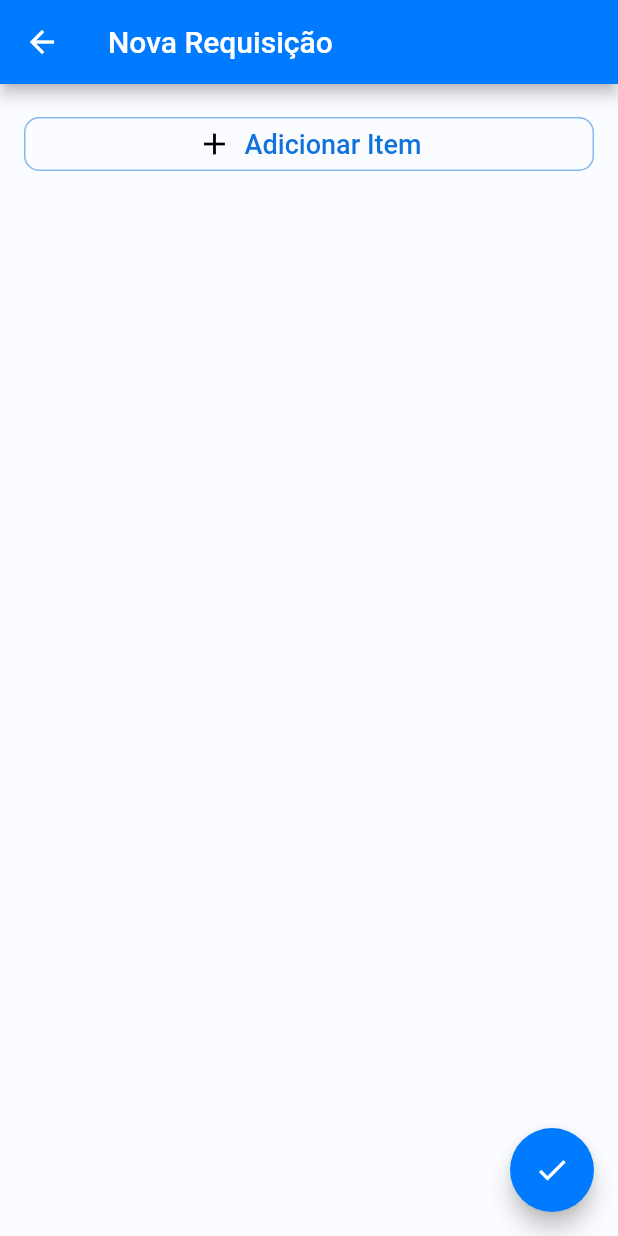
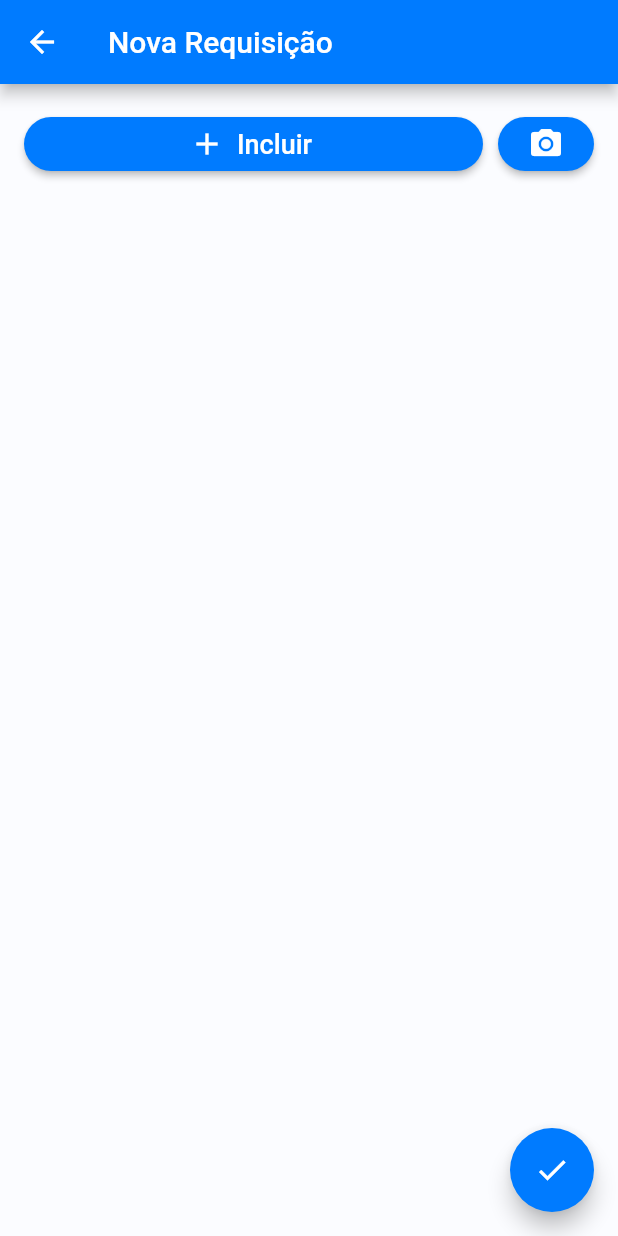
Before and after one commit to SENAI-ads-group/almox-mobile, a Flutter app: the CriarRequisicaoPage screen opened by its route, on a phone screen of 412 x 824 dp. Run offline on Flutter 3.47's test engine with Material 2 defaults, Android fonts, the light colour scheme and no system bars.

Commit message:
Definicao do fluxo de pesquisar e adicionar produtos na requisicao

```diff
--- a/lib/src/pages/criar_requisicao/criar_requisicao_page.dart
+++ b/lib/src/pages/criar_requisicao/criar_requisicao_page.dart
@@ -1,6 +1,7 @@
 import 'package:almox_mobile/src/model/produto_model.dart';
 import 'package:flutter/material.dart';
 import 'package:almox_mobile/src/widgets/botao_acao_widget.dart';
+import 'package:almox_mobile/src/widgets/card_produto/botoes_adicionar_remover.dart';
 
 class CriarRequisicaoPage extends StatefulWidget {
   const CriarRequisicaoPage({Key? key}) : super(key: key);
@@ -33,34 +34,8 @@ class _CriarRequisicaoPageState extends State<CriarRequisicaoPage> {
               onTap: () => {},
               title: Text(produto.descricao),
               subtitle: Text(produto.grupo.descricao),
-              trailing: Wrap(
-                runSpacing: 0,
-                spacing: 0,
-                children: <Widget>[
-                  IconButton(
-                    onPressed: () {},
-                    icon: Icon(
-                      Icons.remove_circle_outlined,
-                      color: Color.fromRGBO(220, 38, 38, 1),
-                      size: 25,
-                    ),
-                  ),
-                  SizedBox(
-                      child: SizedBox(
-                          width: 45,
-                          child: TextField(
-                            textAlign: TextAlign.center,
-                          ))),
-                  IconButton(
-                    onPressed: () {},
-                    icon: Icon(
-                      Icons.add_circle_outlined,
-                      color: Colors.green,
-                      size: 25,
-                    ),
-                  ),
-                ],
-              )),
+              trailing: BotoesAdicionarRemoverProduto(
+                  onRemoverPressed: () {}, onAdicionarPressed: () {})),
         );
 
     return Scaffold(
@@ -77,11 +52,32 @@ class _CriarRequisicaoPageState extends State<CriarRequisicaoPage> {
                   Row(
                     children: [
                       Expanded(
-                        child: BotaoAcao(
-                            onPressed: _pesquisarProdutos,
-                            icon: Icon(Icons.add, color: Colors.black),
-                            labelText: 'Adicionar Item'),
+                        child: ElevatedButton.icon(
+                          icon: Icon(Icons.add),
+                          label: Text(
+                            'Incluir',
+                            style: TextStyle(fontSize: 18),
+                          ),
+                          style: ButtonStyle(
+                              shape: MaterialStateProperty.all(
+                                  RoundedRectangleBorder(
+                            borderRadius: BorderRadius.circular(18.0),
+                          ))),
+                          onPressed: _pesquisarProdutos,
+                        ),
                       ),
+                      Container(
+                        margin: EdgeInsets.fromLTRB(10, 0, 0, 0),
+                        child: ElevatedButton(
+                          style: ButtonStyle(
+                              shape: MaterialStateProperty.all(
+                                  RoundedRectangleBorder(
+                            borderRadius: BorderRadius.circular(18.0),
+                          ))),
+                          child: Icon(Icons.camera_alt),
+                          onPressed: () {},
+                        ),
+                      )
                     ],
                   ),
                   Expanded(
@@ -90,38 +86,7 @@ class _CriarRequisicaoPageState extends State<CriarRequisicaoPage> {
                           .map((ProdutoModel produto) => _cardProduto(produto))
                           .toList(),
                     ),
-                  ),
-                  // Row(
-                  //   children: [
-                  //     Expanded(
-                  //       child: ElevatedButton.icon(
-                  //         icon: Icon(Icons.add),
-                  //         label: Text(
-                  //           'Incluir',
-                  //           style: TextStyle(fontSize: 18),
-                  //         ),
-                  //         style: ButtonStyle(
-                  //             shape: MaterialStateProperty.all(
-                  //                 RoundedRectangleBorder(
-                  //           borderRadius: BorderRadius.circular(18.0),
-                  //         ))),
-                  //         onPressed: () {},
-                  //       ),
-                  //     ),
-                  //     Container(
-                  //       margin: EdgeInsets.fromLTRB(10, 0, 0, 0),
-                  //       child: ElevatedButton(
-                  //         style: ButtonStyle(
-                  //             shape: MaterialStateProperty.all(
-                  //                 RoundedRectangleBorder(
-                  //           borderRadius: BorderRadius.circular(18.0),
-                  //         ))),
-                  //         child: Icon(Icons.camera_alt),
-                  //         onPressed: () {},
-                  //       ),
-                  //     )
-                  //   ],
-                  // )
+                  )
                 ],
               ),
             ),
```
Also changed, not shown: lib/src/pages/pesquisar_produtos/pesquisar_produtos.dart (+13 -2 lines), lib/src/widgets/card_produto/botoes_adicionar_remover.dart (added, +44 -0 lines).
